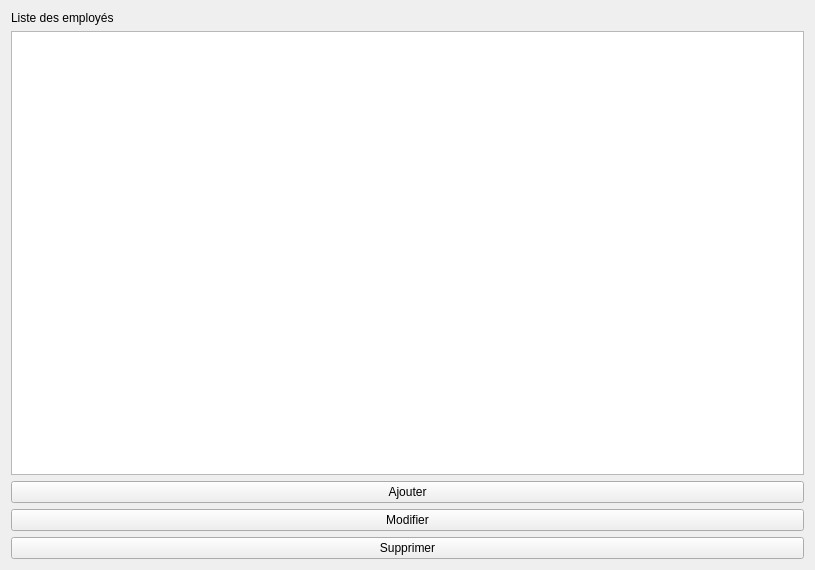
Urzawrym/Newflix, file Gestionusersform.ui: the form before one commit.
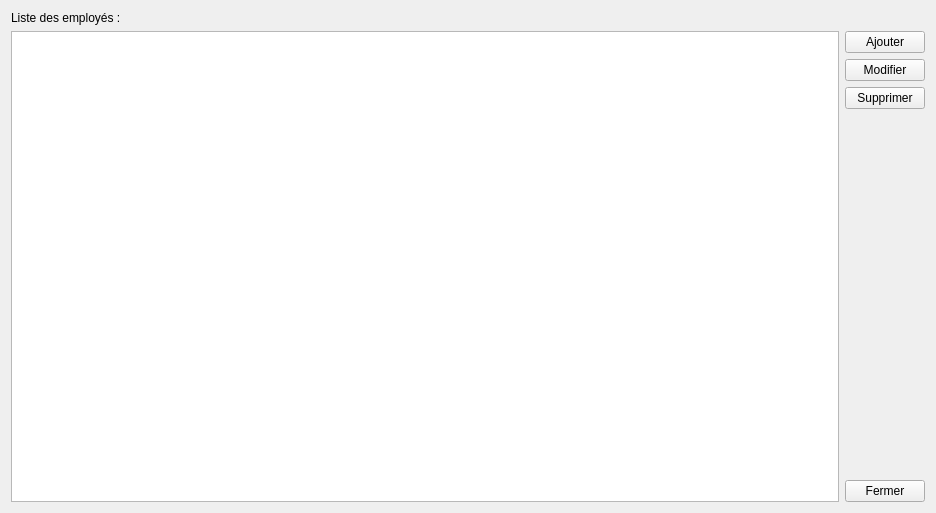
The form after the commit.

Patch:
```diff
--- a/Gestionusersform.ui
+++ b/Gestionusersform.ui
@@ -6,49 +6,69 @@
    <rect>
     <x>0</x>
     <y>0</y>
-    <width>815</width>
-    <height>570</height>
+    <width>936</width>
+    <height>513</height>
    </rect>
   </property>
   <property name="windowTitle">
    <string>Form</string>
   </property>
-  <layout class="QVBoxLayout" name="verticalLayout">
-   <item>
+  <layout class="QGridLayout" name="gridLayout">
+   <item row="0" column="0">
     <widget class="QLabel" name="label">
      <property name="text">
-      <string>Liste des employés</string>
+      <string>Liste des employés :</string>
      </property>
     </widget>
    </item>
-   <item>
+   <item row="1" column="0" rowspan="5">
     <widget class="QTreeView" name="treeView">
      <property name="alternatingRowColors">
       <bool>true</bool>
      </property>
     </widget>
    </item>
-   <item>
+   <item row="1" column="1">
     <widget class="QPushButton" name="pushButton">
      <property name="text">
       <string>Ajouter</string>
      </property>
     </widget>
    </item>
-   <item>
+   <item row="2" column="1">
     <widget class="QPushButton" name="pushButton_2">
      <property name="text">
       <string>Modifier</string>
      </property>
     </widget>
    </item>
-   <item>
+   <item row="3" column="1">
     <widget class="QPushButton" name="pushButton_3">
      <property name="text">
       <string>Supprimer</string>
      </property>
     </widget>
    </item>
+   <item row="4" column="1">
+    <spacer name="verticalSpacer">
+     <property name="orientation">
+      <enum>Qt::Vertical</enum>
+     </property>
+     <property name="sizeHint" stdset="0">
+      <size>
+       <width>20</width>
+       <height>325</height>
+      </size>
+     </property>
+    </spacer>
+   </item>
+   <item row="5" column="1">
+    <widget class="QPushButton" name="pushButton_4">
+     <property name="text">
+      <string>Fermer</string>
+     </property>
+    </widget>
+   </item>
   </layout>
  </widget>
  <resources/>
```
